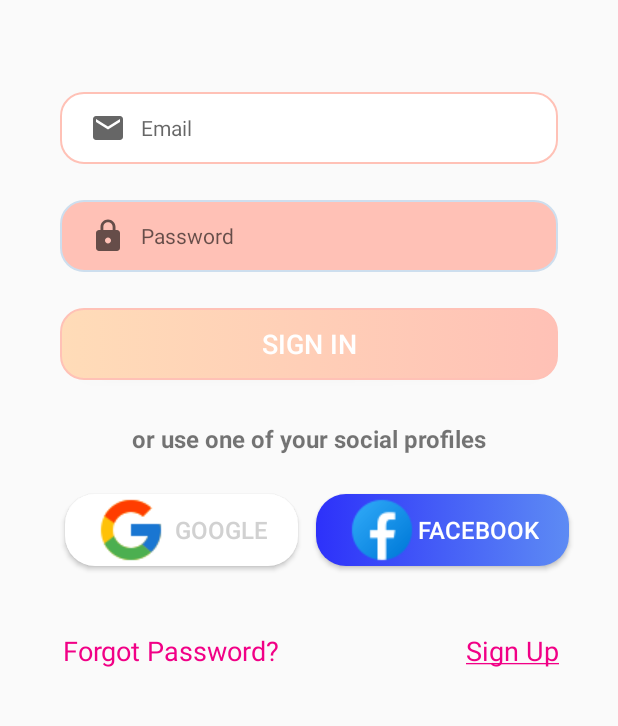
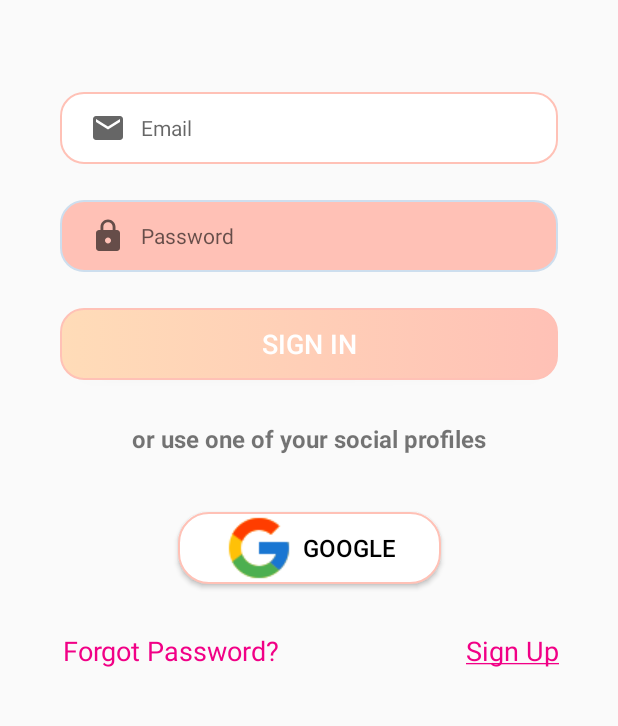
Before and after one commit to leesuby/BananaAlbumApp, an Android app: the screen it shows after launch (Login), on a phone screen of 412 x 824 dp, the part 422-1148 px from its top. Run offline under Robolectric (Android 15) with nearby library versions, the phone set to English and light mode, and no system bars.

```diff
--- a/app/build.gradle
+++ b/app/build.gradle
@@ -61,5 +61,4 @@ dependencies {
     // RoundedImageView
     implementation 'com.makeramen:roundedimageview:2.3.0'
 
-
 }
--- a/app/src/main/java/com/example/bananaalbum/views/Login.java
+++ b/app/src/main/java/com/example/bananaalbum/views/Login.java
@@ -47,7 +47,6 @@ public class Login extends AppCompatActivity {
         TextView Password = (TextView) findViewById(R.id.TextPassword);
         Button SignIn = (Button) findViewById(R.id.ButtonSignIn);
         Button Google = (Button) findViewById(R.id.ButtonGoogle);
-        Button Facebook = (Button) findViewById(R.id.ButtonFacebook);
         TextView ForgotPassword = (TextView) findViewById(R.id.ButtonForgotPassword);
         TextView SignUp = (TextView) findViewById(R.id.ButtonSignUp);
         //Action Sign in
@@ -111,13 +110,22 @@ public class Login extends AppCompatActivity {
         try {
             GoogleSignInAccount account = completedTask.getResult(ApiException.class);
             Toast.makeText(this, "Sign-in Successfully",Toast.LENGTH_SHORT).show();
-            ToMainScreen(account);
+            ToMainScreen();
         } catch (ApiException e) {
             Log.w("TAG", "signInResult:failed code=" + e.getStatusCode());
         }
     }
-    private void ToMainScreen(GoogleSignInAccount account){
+    private void ToMainScreen(){
         Intent intent = new Intent(this, MainScreen.class);
         startActivity(intent);
     }
+    @Override
+    protected void onStart(){
+        super.onStart();
+        GoogleSignInAccount account = GoogleSignIn.getLastSignedInAccount(this);
+        if(account != null){
+            Toast.makeText(this,"User Already Signed-in",Toast.LENGTH_SHORT).show();
+            ToMainScreen();
+        }
+    }
 }
--- a/app/src/main/res/drawable/custom_button_google.xml
+++ b/app/src/main/res/drawable/custom_button_google.xml
@@ -13,6 +13,7 @@
     <item android:state_pressed="false">
         <shape android:shape="rectangle">
             <solid android:color="@color/white"/>
+            <stroke android:color="@color/light_pink" android:width="1dp"/>
             <corners android:radius="20dp"/>
         </shape>
 
--- a/app/src/main/res/layout/activity_login.xml
+++ b/app/src/main/res/layout/activity_login.xml
@@ -89,31 +89,16 @@
         android:id="@+id/ButtonGoogle"
         android:layout_width="wrap_content"
         android:layout_height="wrap_content"
-        android:layout_marginTop="76dp"
-        android:layout_marginEnd="8dp"
+        android:layout_marginTop="88dp"
         android:background="@drawable/custom_button_google"
         android:drawableLeft="@drawable/icon_google"
         android:drawablePadding="5dp"
-        android:paddingHorizontal="20dp"
+        android:paddingHorizontal="30dp"
         android:text="@string/btnGoogle"
-        android:textColor="@color/grey"
+        android:textColor="@color/black"
         android:textSize="16dp"
-        app:layout_constraintEnd_toStartOf="@+id/guideline2"
-        app:layout_constraintTop_toBottomOf="@+id/ButtonSignIn" />
-
-    <Button
-        android:id="@+id/ButtonFacebook"
-        android:layout_width="wrap_content"
-        android:layout_height="wrap_content"
-        android:layout_marginStart="4dp"
-        android:layout_marginTop="76dp"
-        android:background="@drawable/custom_button_facebook"
-        android:drawableLeft="@drawable/icon_facebook"
-        android:paddingHorizontal="20dp"
-        android:text="@string/btnFacebook"
-        android:textColor="@color/white"
-        android:textSize="16dp"
-        app:layout_constraintStart_toStartOf="@+id/guideline2"
+        app:layout_constraintEnd_toEndOf="parent"
+        app:layout_constraintStart_toStartOf="parent"
         app:layout_constraintTop_toBottomOf="@+id/ButtonSignIn" />
 
     <androidx.constraintlayout.widget.Guideline
```
Also changed, not shown: app/src/main/java/com/example/bananaalbum/views/MainScreen.java (+40 -5 lines), app/src/main/java/com/example/bananaalbum/views/SettingFragment.java (+60 -1 lines), app/src/main/res/layout/user_setting_layout.xml (+14 -14 lines).
